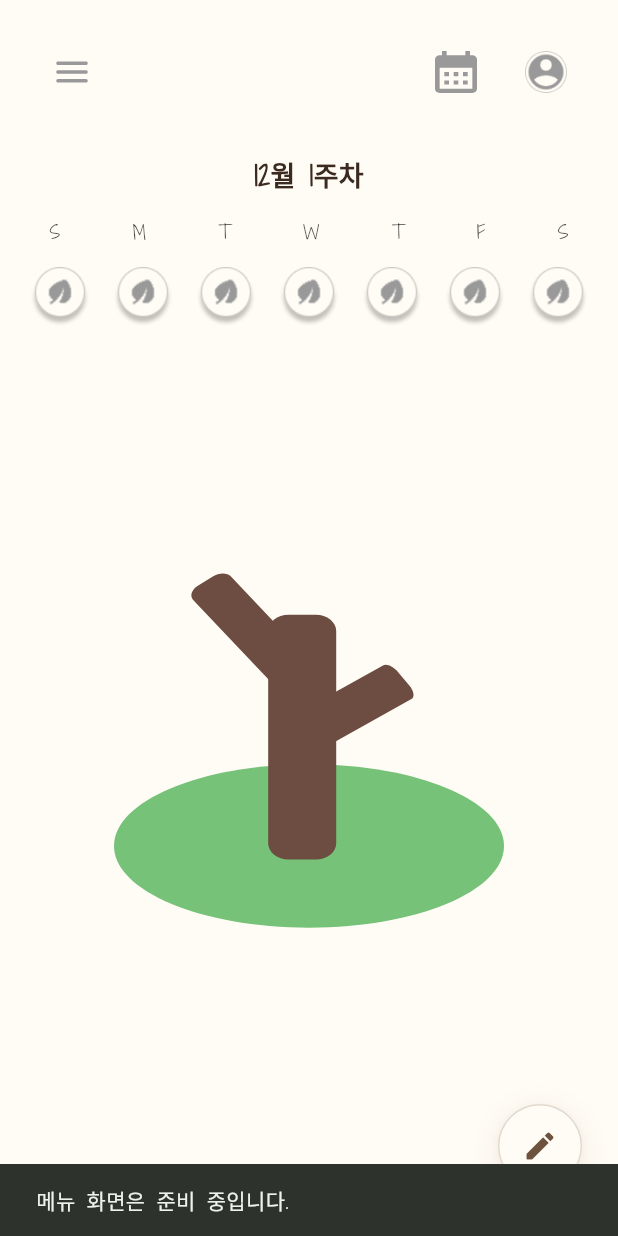
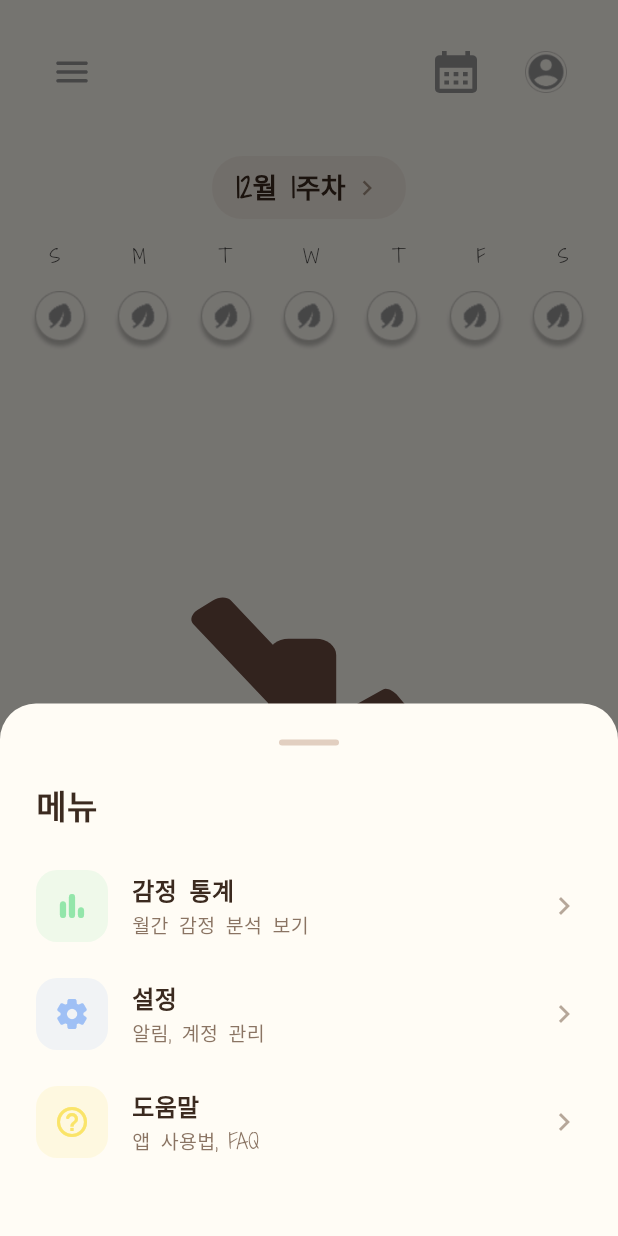
Before and after one commit to GDG-KU/DiaryGarden-FE, a Flutter app: the MainPage screen opened by its route, after a tap on an icon or button, on a phone screen of 412 x 824 dp. Run offline on Flutter 3.47's test engine with Material 3 defaults, Android fonts, the phone set to English and light mode, and no system bars; our stand-ins replace flutter_dotenv, flutter_local_notifications, flutter_secure_storage, flutter_svg, shared_preferences, timezone; accounts and stored records are empty; network calls fail.

Commit message:
햄부기: 도움말, 설정 페이지 추가

```diff
--- a/lib/presentation/features/main/main_page.dart
+++ b/lib/presentation/features/main/main_page.dart
@@ -12,6 +12,10 @@ import 'package:diary_garden/data/services/diary_sync_service.dart';
 import 'package:diary_garden/data/services/token_refresh_service.dart';
 import 'package:diary_garden/presentation/features/diary/diary_read_page.dart';
 import 'package:diary_garden/presentation/features/diary/diary_write_page.dart';
+import 'package:diary_garden/presentation/features/menu/menu_sheet.dart';
+import 'package:diary_garden/presentation/features/settings/settings_page.dart';
+import 'package:diary_garden/presentation/features/help/help_page.dart';
+import 'package:diary_garden/presentation/features/stats/emotion_stats_page.dart';
 import 'package:flutter/material.dart';
 import 'package:flutter/scheduler.dart';
 import 'package:flutter/services.dart';
@@ -531,7 +535,35 @@ class _MainPageState extends State<MainPage> {
   }
 
   void _handleMenuTap() {
-    _showSnackBar('메뉴 화면은 준비 중입니다.');
+    showModalBottomSheet(
+      context: context,
+      backgroundColor: Colors.transparent,
+      builder: (_) => MenuSheet(
+        onStatsTap: () {
+          Navigator.of(context).push(
+            MaterialPageRoute(builder: (_) => const EmotionStatsPage()),
+          );
+        },
+        onSettingsTap: () {
+          Navigator.of(context).push(
+            MaterialPageRoute(builder: (_) => const SettingsPage()),
+          );
+        },
+        onHelpTap: () {
+          Navigator.of(context).push(
+            MaterialPageRoute(builder: (_) => const HelpPage()),
+          );
+        },
+      ),
+    );
+  }
+
+  void _openWeeklyDiaries() {
+    Navigator.of(context).push(
+      MaterialPageRoute(
+        builder: (_) => DiaryReadPage(entries: _weekDiaries),
+      ),
+    );
   }
 
   void _handleProfileTap() {
@@ -567,6 +599,7 @@ class _MainPageState extends State<MainPage> {
                 onMenuTap: _handleMenuTap,
                 onCalendarTap: _openCalendar,
                 onProfileTap: _handleProfileTap,
+                onWeekHeaderTap: _openWeeklyDiaries,
               ),
             ),
             _FloatingWriteButton(onPressed: _openWritePage),
@@ -588,6 +621,7 @@ class _MainScrollView extends StatelessWidget {
     required this.onMenuTap,
     required this.onCalendarTap,
     required this.onProfileTap,
+    required this.onWeekHeaderTap,
   });
 
   final PageController pageController;
@@ -599,6 +633,7 @@ class _MainScrollView extends StatelessWidget {
   final VoidCallback onMenuTap;
   final VoidCallback onCalendarTap;
   final VoidCallback onProfileTap;
+  final VoidCallback onWeekHeaderTap;
 
   @override
   Widget build(BuildContext context) {
@@ -616,7 +651,7 @@ class _MainScrollView extends StatelessWidget {
           ),
           const SizedBox(height: 32),
           // Week header (e.g., "12월 3주차")
-          _WeekHeader(weekInfo: currentWeek),
+          _WeekHeader(weekInfo: currentWeek, onTap: onWeekHeaderTap),
           const SizedBox(height: 16),
           const _DayHeaderRow(),
           const SizedBox(height: 10),
@@ -735,21 +770,45 @@ class _TopIconButton extends StatelessWidget {
 }
 
 class _WeekHeader extends StatelessWidget {
-  const _WeekHeader({required this.weekInfo});
+  const _WeekHeader({required this.weekInfo, this.onTap});
 
   final WeekInfo weekInfo;
+  final VoidCallback? onTap;
 
   @override
   Widget build(BuildContext context) {
     return Padding(
       padding: const EdgeInsets.symmetric(horizontal: 24),
       child: Center(
-        child: Text(
-          weekInfo.displayLabel, // e.g., "12월 3주차"
-          style: const TextStyle(
-            fontSize: 18,
-            fontWeight: FontWeight.w600,
-            color: AppColors.textPrimary,
+        child: GestureDetector(
+          onTap: onTap,
+          child: Container(
+            padding: const EdgeInsets.symmetric(horizontal: 16, vertical: 8),
+            decoration: BoxDecoration(
+              borderRadius: BorderRadius.circular(20),
+              color: onTap != null ? AppColors.trunk.withOpacity(0.08) : null,
+            ),
+            child: Row(
+              mainAxisSize: MainAxisSize.min,
+              children: [
+                Text(
+                  weekInfo.displayLabel, // e.g., "12월 3주차"
+                  style: const TextStyle(
+                    fontSize: 18,
+                    fontWeight: FontWeight.w600,
+                    color: AppColors.textPrimary,
+                  ),
+                ),
+                if (onTap != null) ...[
+                  const SizedBox(width: 4),
+                  Icon(
+                    Icons.chevron_right,
+                    size: 20,
+                    color: AppColors.textSecondary.withOpacity(0.6),
+                  ),
+                ],
+              ],
+            ),
           ),
         ),
       ),
--- /dev/null
+++ b/lib/presentation/features/menu/menu_sheet.dart
@@ -0,0 +1,160 @@
+import 'package:flutter/material.dart';
+import '../../../core/theme/app_colors.dart';
+
+/// Menu sheet shown when hamburger menu is tapped
+class MenuSheet extends StatelessWidget {
+  const MenuSheet({
+    super.key,
+    required this.onStatsTap,
+    required this.onSettingsTap,
+    required this.onHelpTap,
+  });
+
+  final VoidCallback onStatsTap;
+  final VoidCallback onSettingsTap;
+  final VoidCallback onHelpTap;
+
+  @override
+  Widget build(BuildContext context) {
+    return Container(
+      padding: const EdgeInsets.symmetric(vertical: 24),
+      decoration: const BoxDecoration(
+        color: AppColors.background,
+        borderRadius: BorderRadius.vertical(top: Radius.circular(24)),
+      ),
+      child: Column(
+        mainAxisSize: MainAxisSize.min,
+        children: [
+          // Handle bar
+          Container(
+            width: 40,
+            height: 4,
+            decoration: BoxDecoration(
+              color: AppColors.trunk.withOpacity(0.3),
+              borderRadius: BorderRadius.circular(2),
+            ),
+          ),
+          const SizedBox(height: 24),
+
+          // Menu title
+          const Padding(
+            padding: EdgeInsets.symmetric(horizontal: 24),
+            child: Align(
+              alignment: Alignment.centerLeft,
+              child: Text(
+                '메뉴',
+                style: TextStyle(
+                  fontSize: 22,
+                  fontWeight: FontWeight.bold,
+                  color: AppColors.textPrimary,
+                ),
+              ),
+            ),
+          ),
+          const SizedBox(height: 16),
+
+          // Menu items
+          _MenuItem(
+            icon: Icons.bar_chart_rounded,
+            label: '감정 통계',
+            subtitle: '월간 감정 분석 보기',
+            color: AppColors.leafGreen,
+            onTap: () {
+              Navigator.pop(context);
+              onStatsTap();
+            },
+          ),
+          _MenuItem(
+            icon: Icons.settings_rounded,
+            label: '설정',
+            subtitle: '알림, 계정 관리',
+            color: AppColors.leafBlue,
+            onTap: () {
+              Navigator.pop(context);
+              onSettingsTap();
+            },
+          ),
+          _MenuItem(
+            icon: Icons.help_outline_rounded,
+            label: '도움말',
+            subtitle: '앱 사용법, FAQ',
+            color: AppColors.leafYellow,
+            onTap: () {
+              Navigator.pop(context);
+              onHelpTap();
+            },
+          ),
+
+          const SizedBox(height: 16),
+        ],
+      ),
+    );
+  }
+}
+
+class _MenuItem extends StatelessWidget {
+  const _MenuItem({
+    required this.icon,
+    required this.label,
+    required this.subtitle,
+    required this.color,
+    required this.onTap,
+  });
+
+  final IconData icon;
+  final String label;
+  final String subtitle;
+  final Color color;
+  final VoidCallback onTap;
+
+  @override
+  Widget build(BuildContext context) {
+    return InkWell(
+      onTap: onTap,
+      child: Padding(
+        padding: const EdgeInsets.symmetric(horizontal: 24, vertical: 12),
+        child: Row(
+          children: [
+            Container(
+              width: 48,
+              height: 48,
+              decoration: BoxDecoration(
+                color: color.withOpacity(0.15),
+                borderRadius: BorderRadius.circular(14),
+              ),
+              child: Icon(icon, color: color, size: 24),
+            ),
+            const SizedBox(width: 16),
+            Expanded(
+              child: Column(
+                crossAxisAlignment: CrossAxisAlignment.start,
+                children: [
+                  Text(
+                    label,
+                    style: const TextStyle(
+                      fontSize: 16,
+                      fontWeight: FontWeight.w600,
+                      color: AppColors.textPrimary,
+                    ),
+                  ),
+                  const SizedBox(height: 2),
+                  Text(
+                    subtitle,
+                    style: TextStyle(
+                      fontSize: 13,
+                      color: AppColors.textSecondary.withOpacity(0.8),
+                    ),
+                  ),
+                ],
+              ),
+            ),
+            Icon(
+              Icons.chevron_right,
+              color: AppColors.textSecondary.withOpacity(0.5),
+            ),
+          ],
+        ),
+      ),
+    );
+  }
+}
```
Also changed, not shown: lib/presentation/features/help/help_page.dart (added, +238 -0 lines), lib/presentation/features/settings/settings_page.dart (added, +268 -0 lines).
